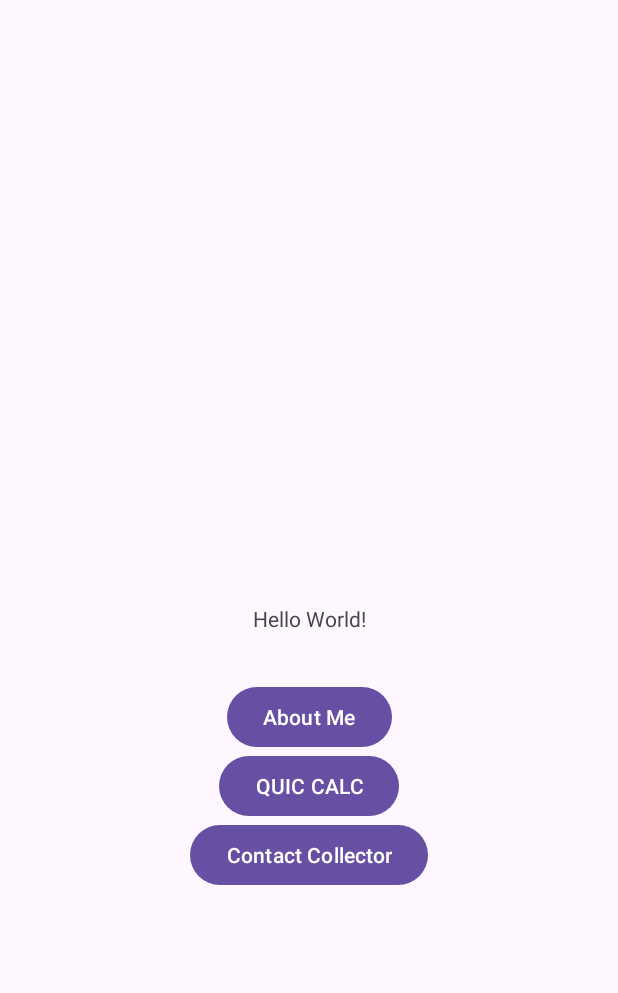
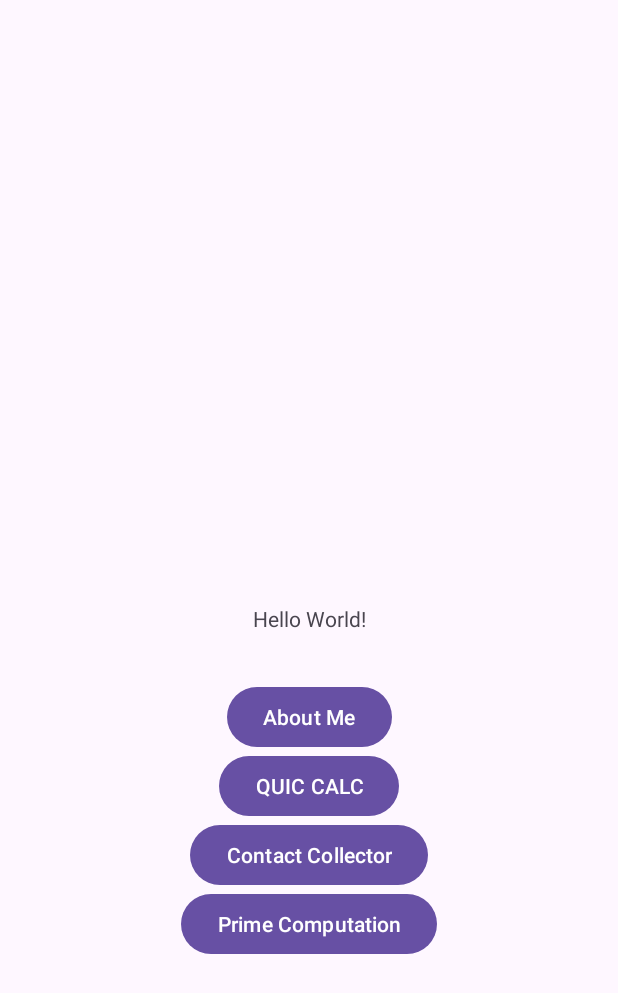
Before and after one commit to CS5520-Fall-2024-Shivakumar/cs5520-spring2025-individual-assignments-RingoTC, an Android app: the screen it shows after launch (MainActivity), on a phone screen of 412 x 824 dp. Shown: the top 993 px of the screen. Run offline under Robolectric (Android 15) with nearby library versions, the phone set to English and light mode, and no system bars.

Commit message:
add new button

```diff
--- a/app/src/main/AndroidManifest.xml
+++ b/app/src/main/AndroidManifest.xml
@@ -15,6 +15,9 @@
         android:theme="@style/Theme.HanLiaoCS5520Android"
         tools:targetApi="31">
         <activity
+            android:name=".PrimeComputationActivity"
+            android:exported="false" />
+        <activity
             android:name=".MainActivity"
             android:exported="true">
             <intent-filter>
--- a/app/src/main/java/com/example/hanliao_cs5520_android/MainActivity.java
+++ b/app/src/main/java/com/example/hanliao_cs5520_android/MainActivity.java
@@ -55,5 +55,14 @@ public class MainActivity extends AppCompatActivity {
                 startActivity(intent);
             }
         });
+
+        Button  primeComputationButton = findViewById(R.id.prime_computation);
+        primeComputationButton.setOnClickListener(new View.OnClickListener() {
+            @Override
+            public void onClick(View v){
+                Intent intent = new Intent(MainActivity.this, PrimeComputationActivity.class);
+                startActivity(intent);
+            }
+        });
     }
 }
--- a/app/src/main/res/layout/activity_main.xml
+++ b/app/src/main/res/layout/activity_main.xml
@@ -44,7 +44,18 @@
         android:id="@+id/contact_collector"
         android:layout_width="wrap_content"
         android:layout_height="wrap_content"
-        android:text="Contact Collector"
+        android:text="@string/contact_collector"
+        app:layout_constraintTop_toBottomOf="@id/textview"
+        app:layout_constraintStart_toStartOf="parent"
+        app:layout_constraintEnd_toEndOf="parent"
+        />
+
+    <Button
+        android:layout_marginTop="170dp"
+        android:id="@+id/prime_computation"
+        android:layout_width="wrap_content"
+        android:layout_height="wrap_content"
+        android:text="@string/prime_computation"
         app:layout_constraintTop_toBottomOf="@id/textview"
         app:layout_constraintStart_toStartOf="parent"
         app:layout_constraintEnd_toEndOf="parent"
--- a/app/src/main/res/values/strings.xml
+++ b/app/src/main/res/values/strings.xml
@@ -3,4 +3,6 @@
     <string name="about_me">About Me</string>
     <string name="quic_calc">QUIC CALC</string>
     <string name="defaultExpression">1+2</string>
+    <string name="prime_computation">Prime Computation</string>
+    <string name="contact_collector">Contact Collector</string>
 </resources>
```
Also changed, not shown: app/src/main/java/com/example/hanliao_cs5520_android/PrimeComputationActivity.java (added, +24 -0 lines), app/src/main/res/layout/activity_prime_computation.xml (added, +10 -0 lines).
